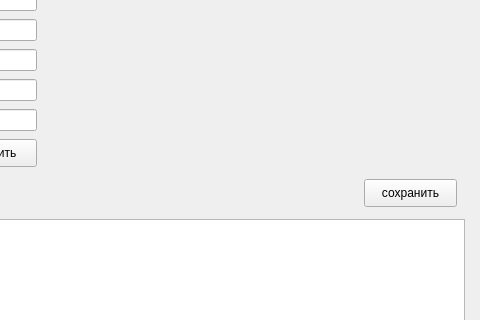
The window that addEditCoffeeForm.ui (EnotKommunist/coffee2) describes before a commit, drawn with Qt 5; both pictures show x 186 to 666 and y 81 to 401 of the 666 by 594 pixel window.
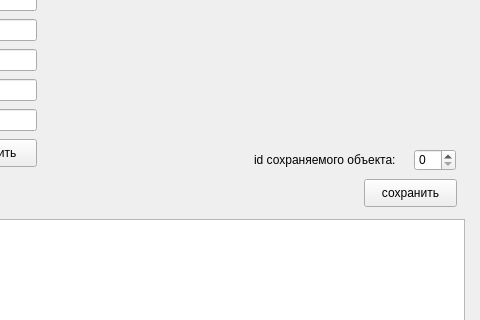
The same window after the commit.

The edit to the form file:
```diff
--- a/addEditCoffeeForm.ui
+++ b/addEditCoffeeForm.ui
@@ -211,6 +211,29 @@
      <string>packing volume:</string>
     </property>
    </widget>
+   <widget class="QSpinBox" name="spinBox">
+    <property name="geometry">
+     <rect>
+      <x>600</x>
+      <y>230</y>
+      <width>42</width>
+      <height>22</height>
+     </rect>
+    </property>
+   </widget>
+   <widget class="QLabel" name="label_8">
+    <property name="geometry">
+     <rect>
+      <x>440</x>
+      <y>230</y>
+      <width>151</width>
+      <height>21</height>
+     </rect>
+    </property>
+    <property name="text">
+     <string>id сохраняемого объекта:</string>
+    </property>
+   </widget>
   </widget>
   <widget class="QMenuBar" name="menubar">
    <property name="geometry">
```
